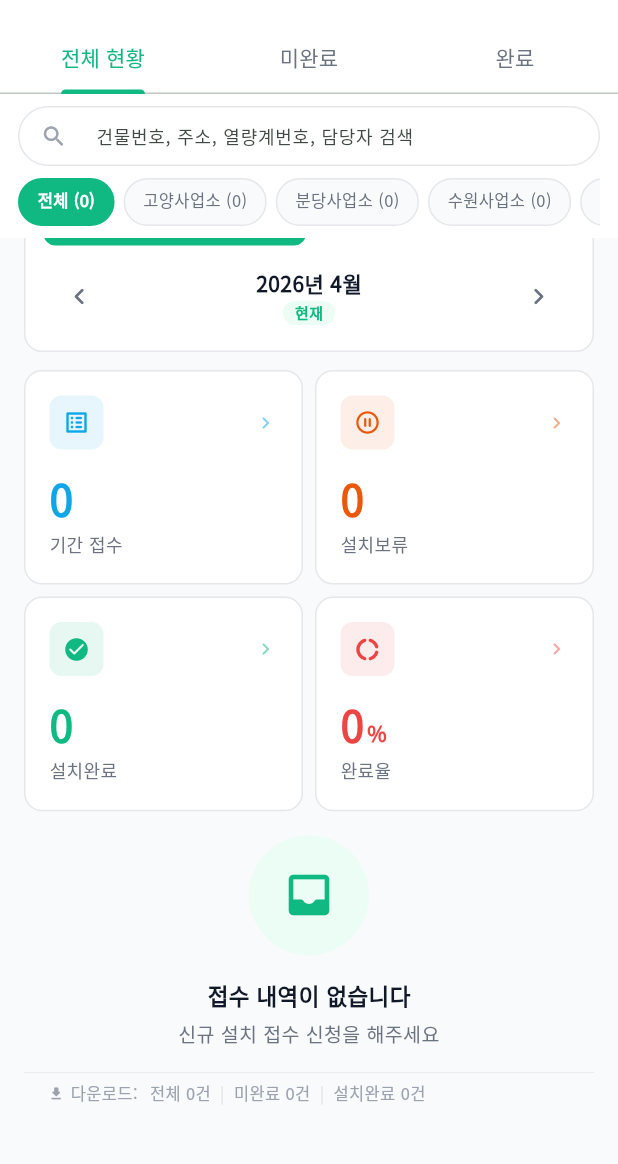
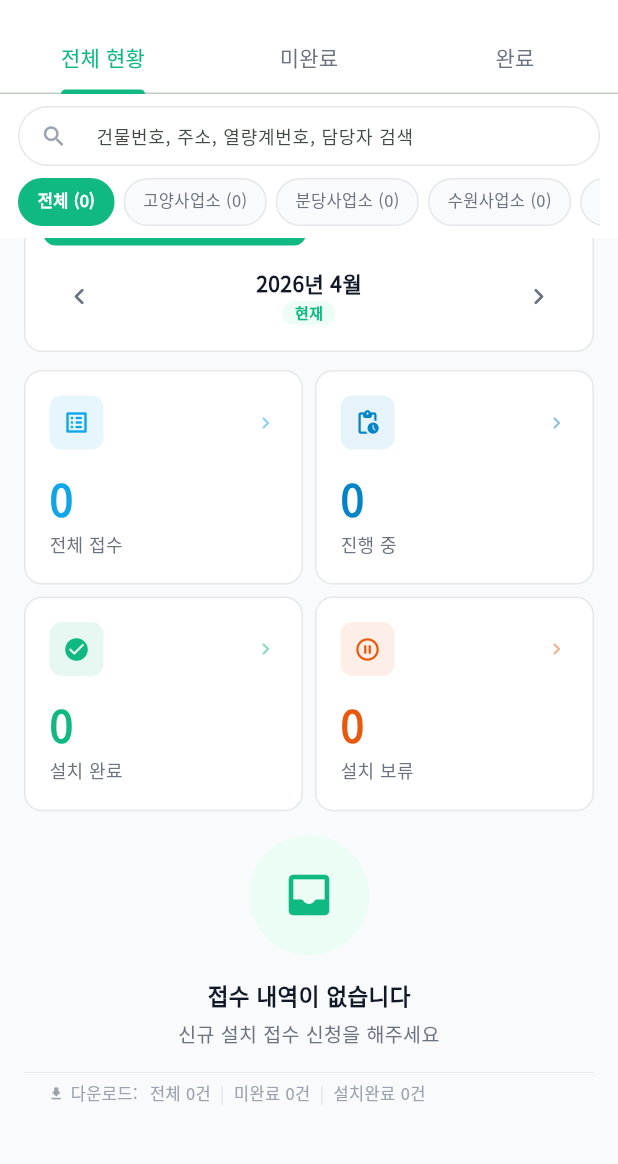
Before and after one commit to ait-maker/modem-install-form, a Flutter app: the DashboardScreen screen opened directly, scrolled down 59 dp, on a phone screen of 412 x 824 dp, the part 62-1226 px from its top. Run offline on Flutter 3.47's test engine with Material 3 defaults, Android fonts, the phone set to English and light mode, and no system bars; our stand-ins replace cloud_firestore, firebase_core, google_fonts, shared_preferences, web; missing offline and left inert: dart:js_interop; accounts and stored records are empty.

Commit message:
feat: 홈 상단 카드 4개 개편 + 보류 드릴다운 보류사유 표시

```diff
--- a/lib/screens/dashboard_screen.dart
+++ b/lib/screens/dashboard_screen.dart
@@ -383,7 +383,10 @@ class _DashboardScreenState extends State<DashboardScreen>
     final total    = stats['전체'] ?? 0;
     final complete = stats['설치완료'] ?? 0;
     final onHold   = stats['설치보류'] ?? 0;
-    final rate     = total > 0 ? (complete / total * 100).round() : 0;
+    final active   = total
+        - complete
+        - onHold
+        - (stats['접수취소'] ?? 0);
 
     return GridView.count(
       crossAxisCount: MediaQuery.of(context).size.width > 600 ? 4 : 2,
@@ -393,18 +396,17 @@ class _DashboardScreenState extends State<DashboardScreen>
       shrinkWrap: true,
       physics: const NeverScrollableScrollPhysics(),
       children: [
-        StatCard(label: '기간 접수', count: total,
+        StatCard(label: '전체 접수', count: total,
             color: AppTheme.secondary,   icon: Icons.list_alt_rounded),
-        StatCard(label: '설치보류',  count: onHold,
+        StatCard(label: '진행 중',   count: active,
+            color: const Color(0xFF0284C7), icon: Icons.pending_actions_rounded,
+            onTap: () => _tabController.animateTo(1)),
+        StatCard(label: '설치 완료', count: complete,
+            color: AppTheme.completed,   icon: Icons.check_circle_rounded,
+            onTap: () => _tabController.animateTo(2)),
+        StatCard(label: '설치 보류', count: onHold,
             color: const Color(0xFFEA580C), icon: Icons.pause_circle_outline_rounded,
             onTap: () => _tabController.animateTo(1)),
-        StatCard(label: '설치완료',  count: complete,
-            color: AppTheme.completed,   icon: Icons.check_circle_rounded,
-            onTap: () => _tabController.animateTo(2)),
-        StatCard(label: '완료율',    count: rate,
-            color: rate >= 70 ? AppTheme.primary : (rate >= 40 ? AppTheme.warning : AppTheme.error),
-            icon: Icons.donut_large_rounded,
-            suffix: '%'),
       ],
     );
   }
```
Also changed, not shown: lib/screens/statistics_screen.dart (+38 -0 lines).
